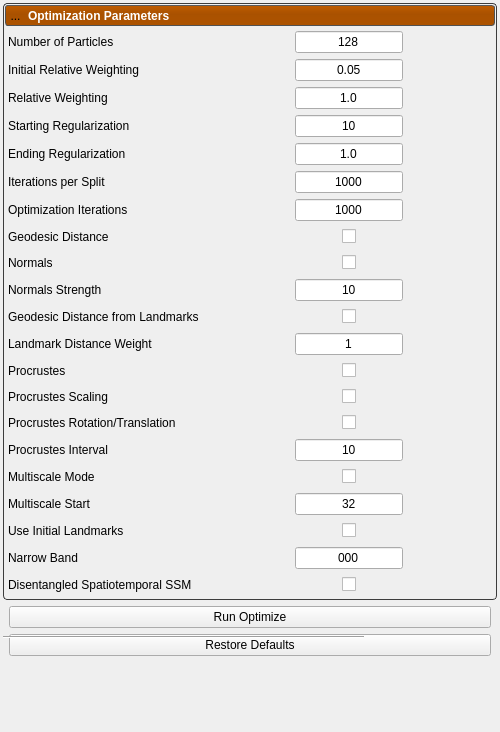
First picture: the form in Studio/Optimize/OptimizeTool.ui, repository SCIInstitute/ShapeWorks, before the edit.
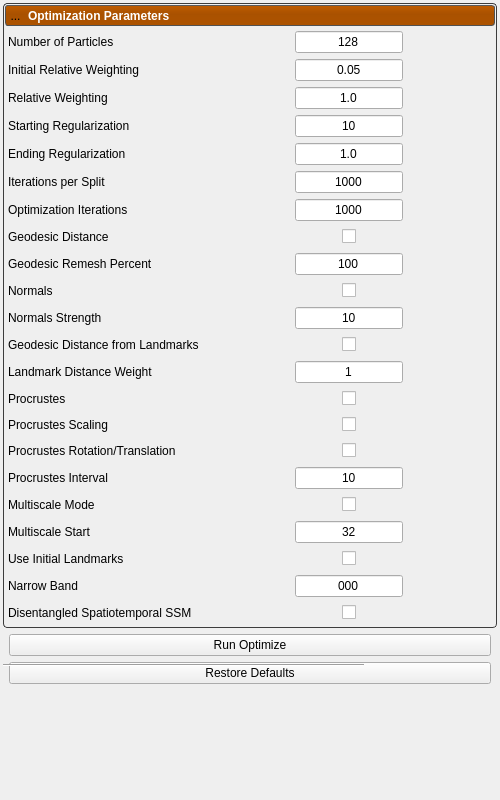
Second picture: the form after the edit. Icons and pictures are not drawn.

Commit message: Add optimizer parameter, controls, etc for geodesic remeshing option

Patch:
```diff
--- a/Studio/Optimize/OptimizeTool.ui
+++ b/Studio/Optimize/OptimizeTool.ui
@@ -7,7 +7,7 @@
     <x>0</x>
     <y>0</y>
     <width>500</width>
-    <height>732</height>
+    <height>800</height>
    </rect>
   </property>
   <property name="windowTitle">
@@ -234,81 +234,6 @@
                <property name="bottomMargin">
                 <number>0</number>
                </property>
-               <item row="2" column="2">
-                <widget class="QLineEdit" name="relative_weighting">
-                 <property name="text">
-                  <string>1.0</string>
-                 </property>
-                 <property name="alignment">
-                  <set>Qt::AlignCenter</set>
-                 </property>
-                </widget>
-               </item>
-               <item row="6" column="0">
-                <widget class="QLabel" name="label_19">
-                 <property name="text">
-                  <string>Optimization Iterations</string>
-                 </property>
-                </widget>
-               </item>
-               <item row="5" column="2">
-                <widget class="QLineEdit" name="iterations_per_split">
-                 <property name="text">
-                  <string>1000</string>
-                 </property>
-                 <property name="alignment">
-                  <set>Qt::AlignCenter</set>
-                 </property>
-                </widget>
-               </item>
-               <item row="10" column="0">
-                <widget class="QLabel" name="label_25">
-                 <property name="text">
-                  <string>Geodesic Distance from Landmarks</string>
-                 </property>
-                </widget>
-               </item>
-               <item row="3" column="0">
-                <widget class="QLabel" name="label_10">
-                 <property name="text">
-                  <string>Starting Regularization</string>
-                 </property>
-                </widget>
-               </item>
-               <item row="1" column="0">
-                <widget class="QLabel" name="label_5">
-                 <property name="text">
-                  <string>Initial Relative Weighting</string>
-                 </property>
-                </widget>
-               </item>
-               <item row="6" column="2">
-                <widget class="QLineEdit" name="optimization_iterations">
-                 <property name="text">
-                  <string>1000</string>
-                 </property>
-                 <property name="alignment">
-                  <set>Qt::AlignCenter</set>
-                 </property>
-                </widget>
-               </item>
-               <item row="1" column="2">
-                <widget class="QLineEdit" name="initial_relative_weighting">
-                 <property name="text">
-                  <string>0.05</string>
-                 </property>
-                 <property name="alignment">
-                  <set>Qt::AlignCenter</set>
-                 </property>
-                </widget>
-               </item>
-               <item row="0" column="0">
-                <widget class="QLabel" name="label_3">
-                 <property name="text">
-                  <string>Number of Particles</string>
-                 </property>
-                </widget>
-               </item>
                <item row="7" column="0">
                 <widget class="QLabel" name="label_23">
                  <property name="text">
@@ -316,228 +241,14 @@
                  </property>
                 </widget>
                </item>
-               <item row="14" column="2">
-                <widget class="QWidget" name="widget_7" native="true">
-                 <layout class="QGridLayout" name="gridLayout_10">
-                  <property name="leftMargin">
-                   <number>0</number>
-                  </property>
-                  <property name="topMargin">
-                   <number>0</number>
-                  </property>
-                  <property name="rightMargin">
-                   <number>0</number>
-                  </property>
-                  <property name="bottomMargin">
-                   <number>0</number>
-                  </property>
-                  <item row="0" column="1">
-                   <widget class="QCheckBox" name="procrustes_rotation_translation">
-                    <property name="text">
-                     <string/>
-                    </property>
-                   </widget>
-                  </item>
-                  <item row="0" column="0">
-                   <spacer name="horizontalSpacer_15">
-                    <property name="orientation">
-                     <enum>Qt::Horizontal</enum>
-                    </property>
-                    <property name="sizeHint" stdset="0">
-                     <size>
-                      <width>40</width>
-                      <height>20</height>
-                     </size>
-                    </property>
-                   </spacer>
-                  </item>
-                  <item row="0" column="2">
-                   <spacer name="horizontalSpacer_16">
-                    <property name="orientation">
-                     <enum>Qt::Horizontal</enum>
-                    </property>
-                    <property name="sizeHint" stdset="0">
-                     <size>
-                      <width>40</width>
-                      <height>20</height>
-                     </size>
-                    </property>
-                   </spacer>
-                  </item>
-                 </layout>
-                </widget>
-               </item>
-               <item row="17" column="2">
-                <widget class="QLineEdit" name="multiscale_particles">
+               <item row="12" column="0">
+                <widget class="QLabel" name="label_26">
                  <property name="text">
-                  <string>32</string>
+                  <string>Landmark Distance Weight</string>
                  </property>
-                 <property name="alignment">
-                  <set>Qt::AlignCenter</set>
-                 </property>
-                </widget>
-               </item>
-               <item row="9" column="0">
-                <widget class="QLabel" name="label_21">
-                 <property name="text">
-                  <string>Normals Strength</string>
-                 </property>
-                </widget>
-               </item>
-               <item row="20" column="2">
-                <widget class="QWidget" name="widget_18" native="true">
-                 <layout class="QGridLayout" name="gridLayout_18">
-                  <property name="leftMargin">
-                   <number>0</number>
-                  </property>
-                  <property name="topMargin">
-                   <number>0</number>
-                  </property>
-                  <property name="rightMargin">
-                   <number>0</number>
-                  </property>
-                  <property name="bottomMargin">
-                   <number>0</number>
-                  </property>
-                  <item row="0" column="1">
-                   <widget class="QCheckBox" name="use_disentangled_ssm">
-                    <property name="text">
-                     <string/>
-                    </property>
-                   </widget>
-                  </item>
-                  <item row="0" column="0">
-                   <spacer name="horizontalSpacer_13">
-                    <property name="orientation">
-                     <enum>Qt::Horizontal</enum>
-                    </property>
-                    <property name="sizeHint" stdset="0">
-                     <size>
-                      <width>40</width>
-                      <height>20</height>
-                     </size>
-                    </property>
-                   </spacer>
-                  </item>
-                  <item row="0" column="2">
-                   <spacer name="horizontalSpacer_14">
-                    <property name="orientation">
-                     <enum>Qt::Horizontal</enum>
-                    </property>
-                    <property name="sizeHint" stdset="0">
-                     <size>
-                      <width>40</width>
-                      <height>20</height>
-                     </size>
-                    </property>
-                   </spacer>
-                  </item>
-                 </layout>
-                </widget>
-               </item>
-               <item row="10" column="2">
-                <widget class="QWidget" name="widget_8" native="true">
-                 <layout class="QGridLayout" name="gridLayout_13">
-                  <property name="leftMargin">
-                   <number>0</number>
-                  </property>
-                  <property name="topMargin">
-                   <number>0</number>
-                  </property>
-                  <property name="rightMargin">
-                   <number>0</number>
-                  </property>
-                  <property name="bottomMargin">
-                   <number>0</number>
-                  </property>
-                  <item row="0" column="1">
-                   <widget class="QCheckBox" name="use_geodesics_from_landmarks">
-                    <property name="text">
-                     <string/>
-                    </property>
-                   </widget>
-                  </item>
-                  <item row="0" column="0">
-                   <spacer name="horizontalSpacer_17">
-                    <property name="orientation">
-                     <enum>Qt::Horizontal</enum>
-                    </property>
-                    <property name="sizeHint" stdset="0">
-                     <size>
-                      <width>40</width>
-                      <height>20</height>
-                     </size>
-                    </property>
-                   </spacer>
-                  </item>
-                  <item row="0" column="2">
-                   <spacer name="horizontalSpacer_18">
-                    <property name="orientation">
-                     <enum>Qt::Horizontal</enum>
-                    </property>
-                    <property name="sizeHint" stdset="0">
-                     <size>
-                      <width>40</width>
-                      <height>20</height>
-                     </size>
-                    </property>
-                   </spacer>
-                  </item>
-                 </layout>
                 </widget>
                </item>
                <item row="13" column="2">
-                <widget class="QWidget" name="widget_3" native="true">
-                 <layout class="QGridLayout" name="gridLayout_4">
-                  <property name="leftMargin">
-                   <number>0</number>
-                  </property>
-                  <property name="topMargin">
-                   <number>0</number>
-                  </property>
-                  <property name="rightMargin">
-                   <number>0</number>
-                  </property>
-                  <property name="bottomMargin">
-                   <number>0</number>
-                  </property>
-                  <item row="0" column="1">
-                   <widget class="QCheckBox" name="procrustes_scaling">
-                    <property name="text">
-                     <string/>
-                    </property>
-                   </widget>
-                  </item>
-                  <item row="0" column="0">
-                   <spacer name="horizontalSpacer_5">
-                    <property name="orientation">
-                     <enum>Qt::Horizontal</enum>
-                    </property>
-                    <property name="sizeHint" stdset="0">
-                     <size>
-                      <width>40</width>
-                      <height>20</height>
-                     </size>
-                    </property>
-                   </spacer>
-                  </item>
-                  <item row="0" column="2">
-                   <spacer name="horizontalSpacer_6">
-                    <property name="orientation">
-                     <enum>Qt::Horizontal</enum>
-                    </property>
-                    <property name="sizeHint" stdset="0">
-                     <size>
-                      <width>40</width>
-                      <height>20</height>
-                     </size>
-                    </property>
-                   </spacer>
-                  </item>
-                 </layout>
-                </widget>
-               </item>
-               <item row="12" column="2">
                 <widget class="QWidget" name="widget_2" native="true">
                  <layout class="QGridLayout" name="gridLayout_3">
                   <property name="leftMargin">
@@ -588,69 +299,14 @@
                  </layout>
                 </widget>
                </item>
-               <item row="5" column="0">
-                <widget class="QLabel" name="label_8">
-                 <property name="text">
-                  <string>Iterations per Split</string>
-                 </property>
-                </widget>
-               </item>
-               <item row="4" column="0">
-                <widget class="QLabel" name="label_9">
-                 <property name="text">
-                  <string>Ending Regularization</string>
-                 </property>
-                </widget>
-               </item>
-               <item row="14" column="0">
-                <widget class="QLabel" name="label_16">
-                 <property name="text">
-                  <string>Procrustes Rotation/Translation</string>
-                 </property>
-                </widget>
-               </item>
-               <item row="20" column="0">
+               <item row="21" column="0">
                 <widget class="QLabel" name="label_18">
                  <property name="text">
                   <string>Disentangled Spatiotemporal SSM</string>
                  </property>
                 </widget>
                </item>
-               <item row="13" column="0">
-                <widget class="QLabel" name="label_12">
-                 <property name="text">
-                  <string>Procrustes Scaling</string>
-                 </property>
-                </widget>
-               </item>
-               <item row="16" column="0">
-                <widget class="QLabel" name="label_13">
-                 <property name="text">
-                  <string>Multiscale Mode</string>
-                 </property>
-                </widget>
-               </item>
-               <item row="1" column="1">
-                <spacer name="horizontalSpacer_10">
-                 <property name="orientation">
-                  <enum>Qt::Horizontal</enum>
-                 </property>
-                 <property name="sizeHint" stdset="0">
-                  <size>
-                   <width>40</width>
-                   <height>20</height>
-                  </size>
-                 </property>
-                </spacer>
-               </item>
-               <item row="8" column="0">
-                <widget class="QLabel" name="label_20">
-                 <property name="text">
-                  <string>Normals</string>
-                 </property>
-                </widget>
-               </item>
-               <item row="15" column="2">
+               <item row="16" column="2">
                 <widget class="QLineEdit" name="procrustes_interval">
                  <property name="text">
                   <string>10</string>
@@ -660,31 +316,7 @@
                  </property>
                 </widget>
                </item>
-               <item row="18" column="0">
-                <widget class="QLabel" name="label_15">
-                 <property name="text">
-                  <string>Use Initial Landmarks</string>
-                 </property>
-                </widget>
-               </item>
-               <item row="3" column="2">
-                <widget class="QLineEdit" name="starting_regularization">
-                 <property name="text">
-                  <string>10</string>
-                 </property>
-                 <property name="alignment">
-                  <set>Qt::AlignCenter</set>
-                 </property>
-                </widget>
-               </item>
-               <item row="15" column="0">
-                <widget class="QLabel" name="label_11">
-                 <property name="text">
-                  <string>Procrustes Interval</string>
-                 </property>
-                </widget>
-               </item>
-               <item row="8" column="2">
+               <item row="9" column="2">
                 <widget class="QWidget" name="widget" native="true">
                  <layout class="QGridLayout" name="gridLayout_2">
                   <property name="leftMargin">
@@ -735,41 +367,14 @@
                  </layout>
                 </widget>
                </item>
-               <item row="4" column="2">
-                <widget class="QLineEdit" name="ending_regularization">
+               <item row="9" column="0">
+                <widget class="QLabel" name="label_20">
                  <property name="text">
-                  <string>1.0</string>
+                  <string>Normals</string>
                  </property>
-                 <property name="alignment">
-                  <set>Qt::AlignCenter</set>
-                 </property>
                 </widget>
                </item>
-               <item row="19" column="2">
-                <widget class="QLineEdit" name="narrow_band">
-                 <property name="text">
-                  <string>000</string>
-                 </property>
-                 <property name="alignment">
-                  <set>Qt::AlignCenter</set>
-                 </property>
-                </widget>
-               </item>
-               <item row="12" column="0">
-                <widget class="QLabel" name="label_22">
-                 <property name="text">
-                  <string>Procrustes</string>
-                 </property>
-                </widget>
-               </item>
-               <item row="19" column="0">
-                <widget class="QLabel" name="label_24">
-                 <property name="text">
-                  <string>Narrow Band</string>
-                 </property>
-                </widget>
-               </item>
-               <item row="16" column="2">
+               <item row="17" column="2">
                 <widget class="QWidget" name="widget_4" native="true">
                  <layout class="QGridLayout" name="gridLayout_5">
                   <property name="leftMargin">
@@ -820,87 +425,57 @@
                  </layout>
                 </widget>
                </item>
-               <item row="7" column="2">
-                <widget class="QWidget" name="widget_5" native="true">
-                 <layout class="QGridLayout" name="gridLayout_8">
-                  <property name="leftMargin">
-                   <number>0</number>
-                  </property>
-                  <property name="topMargin">
-                   <number>0</number>
-                  </property>
-                  <property name="rightMargin">
-                   <number>0</number>
-                  </property>
-                  <property name="bottomMargin">
-                   <number>0</number>
-                  </property>
-                  <item row="0" column="1">
-                   <widget class="QCheckBox" name="use_geodesic_distance">
-                    <property name="text">
-                     <string/>
-                    </property>
-                   </widget>
-                  </item>
-                  <item row="0" column="0">
-                   <spacer name="horizontalSpacer_11">
-                    <property name="orientation">
-                     <enum>Qt::Horizontal</enum>
-                    </property>
-                    <property name="sizeHint" stdset="0">
-                     <size>
-                      <width>40</width>
-                      <height>20</height>
-                     </size>
-                    </property>
-                   </spacer>
-                  </item>
-                  <item row="0" column="2">
-                   <spacer name="horizontalSpacer_12">
-                    <property name="orientation">
-                     <enum>Qt::Horizontal</enum>
-                    </property>
-                    <property name="sizeHint" stdset="0">
-                     <size>
-                      <width>40</width>
-                      <height>20</height>
-                     </size>
-                    </property>
-                   </spacer>
-                  </item>
-                 </layout>
-                </widget>
-               </item>
-               <item row="17" column="0">
+               <item row="18" column="0">
                 <widget class="QLabel" name="label_14">
                  <property name="text">
                   <string>Multiscale Start</string>
                  </property>
                 </widget>
                </item>
-               <item row="1" column="3">
-                <spacer name="horizontalSpacer_9">
-                 <property name="orientation">
-                  <enum>Qt::Horizontal</enum>
+               <item row="12" column="2">
+                <widget class="QLineEdit" name="geodesics_to_landmarks_weight">
+                 <property name="text">
+                  <string>1</string>
                  </property>
-                 <property name="sizeHint" stdset="0">
-                  <size>
-                   <width>40</width>
-                   <height>20</height>
-                  </size>
+                 <property name="alignment">
+                  <set>Qt::AlignCenter</set>
                  </property>
-                </spacer>
+                </widget>
                </item>
-               <item row="9" column="2">
-                <widget class="QLineEdit" name="normals_strength">
+               <item row="2" column="2">
+                <widget class="QLineEdit" name="relative_weighting">
                  <property name="text">
-                  <string>10</string>
+                  <string>1.0</string>
                  </property>
                  <property name="alignment">
                   <set>Qt::AlignCenter</set>
                  </property>
                 </widget>
                </item>
+               <item row="1" column="2">
+                <widget class="QLineEdit" name="initial_relative_weighting">
+                 <property name="text">
+                  <string>0.05</string>
+                 </property>
+                 <property name="alignment">
+                  <set>Qt::AlignCenter</set>
+                 </property>
+                </widget>
+               </item>
+               <item row="5" column="0">
+                <widget class="QLabel" name="label_8">
+                 <property name="text">
+                  <string>Iterations per Split</string>
+                 </property>
+                </widget>
+               </item>
+               <item row="16" column="0">
+                <widget class="QLabel" name="label_11">
+                 <property name="text">
+                  <string>Procrustes Interval</string>
+                 </property>
+                </widget>
+               </item>
                <item row="2" column="0">
                 <widget class="QLabel" name="label_4">
                  <property name="text">
@@ -909,6 +484,74 @@
                 </widget>
                </item>
                <item row="18" column="2">
+                <widget class="QLineEdit" name="multiscale_particles">
+                 <property name="text">
+                  <string>32</string>
+                 </property>
+                 <property name="alignment">
+                  <set>Qt::AlignCenter</set>
+                 </property>
+                </widget>
+               </item>
+               <item row="20" column="0">
+                <widget class="QLabel" name="label_24">
+                 <property name="text">
+                  <string>Narrow Band</string>
+                 </property>
+                </widget>
+               </item>
+               <item row="15" column="2">
+                <widget class="QWidget" name="widget_7" native="true">
+                 <layout class="QGridLayout" name="gridLayout_10">
+                  <property name="leftMargin">
+                   <number>0</number>
+                  </property>
+                  <property name="topMargin">
+                   <number>0</number>
+                  </property>
+                  <property name="rightMargin">
+                   <number>0</number>
+                  </property>
+                  <property name="bottomMargin">
+                   <number>0</number>
+                  </property>
+                  <item row="0" column="1">
+                   <widget class="QCheckBox" name="procrustes_rotation_translation">
+                    <property name="text">
+                     <string/>
+                    </property>
+                   </widget>
+                  </item>
+                  <item row="0" column="0">
+                   <spacer name="horizontalSpacer_15">
+                    <property name="orientation">
+                     <enum>Qt::Horizontal</enum>
+                    </property>
+                    <property name="sizeHint" stdset="0">
+                     <size>
+                      <width>40</width>
+                      <height>20</height>
+                     </size>
+                    </property>
+                   </spacer>
+                  </item>
+                  <item row="0" column="2">
+                   <spacer name="horizontalSpacer_16">
+                    <property name="orientation">
+                     <enum>Qt::Horizontal</enum>
+                    </property>
+                    <property name="sizeHint" stdset="0">
+                     <size>
+                      <width>40</width>
+                      <height>20</height>
+                     </size>
+                    </property>
+                   </spacer>
+                  </item>
+                 </layout>
+                </widget>
+               </item>
+               <item row="19" column="2">
                 <widget class="QWidget" name="widget_6" native="true">
                  <layout class="QGridLayout" name="gridLayout_9">
                   <property name="leftMargin">
@@ -959,6 +602,37 @@
                  </layout>
                 </widget>
                </item>
+               <item row="14" column="0">
+                <widget class="QLabel" name="label_12">
+                 <property name="text">
+                  <string>Procrustes Scaling</string>
+                 </property>
+                </widget>
+               </item>
+               <item row="4" column="0">
+                <widget class="QLabel" name="label_9">
+                 <property name="text">
+                  <string>Ending Regularization</string>
+                 </property>
+                </widget>
+               </item>
+               <item row="4" column="2">
+                <widget class="QLineEdit" name="ending_regularization">
+                 <property name="text">
+                  <string>1.0</string>
+                 </property>
+                 <property name="alignment">
+                  <set>Qt::AlignCenter</set>
+                 </property>
+                </widget>
+               </item>
+               <item row="11" column="0">
+                <widget class="QLabel" name="label_25">
+                 <property name="text">
+                  <string>Geodesic Distance from Landmarks</string>
+                 </property>
+                </widget>
+               </item>
                <item row="0" column="2">
                 <widget class="QStackedWidget" name="particle_stack">
                  <property name="currentIndex">
@@ -1011,17 +685,360 @@
                  </widget>
                 </widget>
                </item>
-               <item row="11" column="0">
-                <widget class="QLabel" name="label_26">
+               <item row="10" column="2">
+                <widget class="QLineEdit" name="normals_strength">
                  <property name="text">
-                  <string>Landmark Distance Weight</string>
+                  <string>10</string>
+                 </property>
+                 <property name="alignment">
+                  <set>Qt::AlignCenter</set>
+                 </property>
+                </widget>
+               </item>
+               <item row="3" column="0">
+                <widget class="QLabel" name="label_10">
+                 <property name="text">
+                  <string>Starting Regularization</string>
+                 </property>
+                </widget>
+               </item>
+               <item row="7" column="2">
+                <widget class="QWidget" name="widget_5" native="true">
+                 <layout class="QGridLayout" name="gridLayout_8">
+                  <property name="leftMargin">
+                   <number>0</number>
+                  </property>
+                  <property name="topMargin">
+                   <number>0</number>
+                  </property>
+                  <property name="rightMargin">
+                   <number>0</number>
+                  </property>
+                  <property name="bottomMargin">
+                   <number>0</number>
+                  </property>
+                  <item row="0" column="1">
+                   <widget class="QCheckBox" name="use_geodesic_distance">
+                    <property name="text">
+                     <string/>
+                    </property>
+                   </widget>
+                  </item>
+                  <item row="0" column="0">
+                   <spacer name="horizontalSpacer_11">
+                    <property name="orientation">
+                     <enum>Qt::Horizontal</enum>
+                    </property>
+                    <property name="sizeHint" stdset="0">
+                     <size>
+                      <width>40</width>
+                      <height>20</height>
+                     </size>
+                    </property>
+                   </spacer>
+                  </item>
+                  <item row="0" column="2">
+                   <spacer name="horizontalSpacer_12">
+                    <property name="orientation">
+                     <enum>Qt::Horizontal</enum>
+                    </property>
+                    <property name="sizeHint" stdset="0">
+                     <size>
+                      <width>40</width>
+                      <height>20</height>
+                     </size>
+                    </property>
+                   </spacer>
+                  </item>
+                 </layout>
+                </widget>
+               </item>
+               <item row="0" column="0">
+                <widget class="QLabel" name="label_3">
+                 <property name="text">
+                  <string>Number of Particles</string>
+                 </property>
+                </widget>
+               </item>
+               <item row="17" column="0">
+                <widget class="QLabel" name="label_13">
+                 <property name="text">
+                  <string>Multiscale Mode</string>
+                 </property>
+                </widget>
+               </item>
+               <item row="21" column="2">
+                <widget class="QWidget" name="widget_18" native="true">
+                 <layout class="QGridLayout" name="gridLayout_18">
+                  <property name="leftMargin">
+                   <number>0</number>
+                  </property>
+                  <property name="topMargin">
+                   <number>0</number>
+                  </property>
+                  <property name="rightMargin">
+                   <number>0</number>
+                  </property>
+                  <property name="bottomMargin">
+                   <number>0</number>
+                  </property>
+                  <item row="0" column="1">
+                   <widget class="QCheckBox" name="use_disentangled_ssm">
+                    <property name="text">
+                     <string/>
+                    </property>
+                   </widget>
+                  </item>
+                  <item row="0" column="0">
+                   <spacer name="horizontalSpacer_13">
+                    <property name="orientation">
+                     <enum>Qt::Horizontal</enum>
+                    </property>
+                    <property name="sizeHint" stdset="0">
+                     <size>
+                      <width>40</width>
+                      <height>20</height>
+                     </size>
+                    </property>
+                   </spacer>
+                  </item>
+                  <item row="0" column="2">
+                   <spacer name="horizontalSpacer_14">
+                    <property name="orientation">
+                     <enum>Qt::Horizontal</enum>
+                    </property>
+                    <property name="sizeHint" stdset="0">
+                     <size>
+                      <width>40</width>
+                      <height>20</height>
+                     </size>
+                    </property>
+                   </spacer>
+                  </item>
+                 </layout>
+                </widget>
+               </item>
+               <item row="5" column="2">
+                <widget class="QLineEdit" name="iterations_per_split">
+                 <property name="text">
+                  <string>1000</string>
+                 </property>
+                 <property name="alignment">
+                  <set>Qt::AlignCenter</set>
+                 </property>
+                </widget>
+               </item>
+               <item row="14" column="2">
+                <widget class="QWidget" name="widget_3" native="true">
+                 <layout class="QGridLayout" name="gridLayout_4">
+                  <property name="leftMargin">
+                   <number>0</number>
+                  </property>
+                  <property name="topMargin">
+                   <number>0</number>
+                  </property>
+                  <property name="rightMargin">
+                   <number>0</number>
+                  </property>
+                  <property name="bottomMargin">
+                   <number>0</number>
+                  </property>
+                  <item row="0" column="1">
+                   <widget class="QCheckBox" name="procrustes_scaling">
+                    <property name="text">
+                     <string/>
+                    </property>
+                   </widget>
+                  </item>
+                  <item row="0" column="0">
+                   <spacer name="horizontalSpacer_5">
+                    <property name="orientation">
+                     <enum>Qt::Horizontal</enum>
+                    </property>
+                    <property name="sizeHint" stdset="0">
+                     <size>
+                      <width>40</width>
+                      <height>20</height>
+                     </size>
+                    </property>
+                   </spacer>
+                  </item>
+                  <item row="0" column="2">
+                   <spacer name="horizontalSpacer_6">
+                    <property name="orientation">
+                     <enum>Qt::Horizontal</enum>
+                    </property>
+                    <property name="sizeHint" stdset="0">
+                     <size>
+                      <width>40</width>
+                      <height>20</height>
+                     </size>
+                    </property>
+                   </spacer>
+                  </item>
+                 </layout>
+                </widget>
+               </item>
+               <item row="3" column="2">
+                <widget class="QLineEdit" name="starting_regularization">
+                 <property name="text">
+                  <string>10</string>
+                 </property>
+                 <property name="alignment">
+                  <set>Qt::AlignCenter</set>
                  </property>
                 </widget>
                </item>
                <item row="11" column="2">
-                <widget class="QLineEdit" name="geodesics_to_landmarks_weight">
+                <widget class="QWidget" name="widget_8" native="true">
+                 <layout class="QGridLayout" name="gridLayout_13">
+                  <property name="leftMargin">
+                   <number>0</number>
+                  </property>
+                  <property name="topMargin">
+                   <number>0</number>
+                  </property>
+                  <property name="rightMargin">
+                   <number>0</number>
+                  </property>
+                  <property name="bottomMargin">
+                   <number>0</number>
+                  </property>
+                  <item row="0" column="1">
+                   <widget class="QCheckBox" name="use_geodesics_from_landmarks">
+                    <property name="text">
+                     <string/>
+                    </property>
+                   </widget>
+                  </item>
+                  <item row="0" column="0">
+                   <spacer name="horizontalSpacer_17">
+                    <property name="orientation">
+                     <enum>Qt::Horizontal</enum>
+                    </property>
+                    <property name="sizeHint" stdset="0">
+                     <size>
+                      <width>40</width>
+                      <height>20</height>
+                     </size>
+                    </property>
+                   </spacer>
+                  </item>
+                  <item row="0" column="2">
+                   <spacer name="horizontalSpacer_18">
+                    <property name="orientation">
+                     <enum>Qt::Horizontal</enum>
+                    </property>
+                    <property name="sizeHint" stdset="0">
+                     <size>
+                      <width>40</width>
+                      <height>20</height>
+                     </size>
+                    </property>
+                   </spacer>
+                  </item>
+                 </layout>
+                </widget>
+               </item>
+               <item row="19" column="0">
+                <widget class="QLabel" name="label_15">
                  <property name="text">
-                  <string>1</string>
+                  <string>Use Initial Landmarks</string>
+                 </property>
+                </widget>
+               </item>
+               <item row="6" column="0">
+                <widget class="QLabel" name="label_19">
+                 <property name="text">
+                  <string>Optimization Iterations</string>
+                 </property>
+                </widget>
+               </item>
+               <item row="1" column="3">
+                <spacer name="horizontalSpacer_9">
+                 <property name="orientation">
+                  <enum>Qt::Horizontal</enum>
+                 </property>
+                 <property name="sizeHint" stdset="0">
+                  <size>
+                   <width>40</width>
+                   <height>20</height>
+                  </size>
+                 </property>
+                </spacer>
+               </item>
+               <item row="10" column="0">
+                <widget class="QLabel" name="label_21">
+                 <property name="text">
+                  <string>Normals Strength</string>
+                 </property>
+                </widget>
+               </item>
+               <item row="13" column="0">
+                <widget class="QLabel" name="label_22">
+                 <property name="text">
+                  <string>Procrustes</string>
+                 </property>
+                </widget>
+               </item>
+               <item row="1" column="1">
+                <spacer name="horizontalSpacer_10">
+                 <property name="orientation">
+                  <enum>Qt::Horizontal</enum>
+                 </property>
+                 <property name="sizeHint" stdset="0">
+                  <size>
+                   <width>40</width>
+                   <height>20</height>
+                  </size>
+                 </property>
+                </spacer>
+               </item>
+               <item row="20" column="2">
+                <widget class="QLineEdit" name="narrow_band">
+                 <property name="text">
+                  <string>000</string>
+                 </property>
+                 <property name="alignment">
+                  <set>Qt::AlignCenter</set>
+                 </property>
+                </widget>
+               </item>
+               <item row="15" column="0">
+                <widget class="QLabel" name="label_16">
+                 <property name="text">
+                  <string>Procrustes Rotation/Translation</string>
+                 </property>
+                </widget>
+               </item>
+               <item row="1" column="0">
+                <widget class="QLabel" name="label_5">
+                 <property name="text">
+                  <string>Initial Relative Weighting</string>
+                 </property>
+                </widget>
+               </item>
+               <item row="6" column="2">
+                <widget class="QLineEdit" name="optimization_iterations">
+                 <property name="text">
+                  <string>1000</string>
+                 </property>
+                 <property name="alignment">
+                  <set>Qt::AlignCenter</set>
+                 </property>
+                </widget>
+               </item>
+               <item row="8" column="0">
+                <widget class="QLabel" name="label_27">
+                 <property name="text">
+                  <string>Geodesic Remesh Percent</string>
+                 </property>
+                </widget>
+               </item>
+               <item row="8" column="2">
+                <widget class="QLineEdit" name="geodesic_remesh_percent">
+                 <property name="text">
+                  <string>100</string>
                  </property>
                  <property name="alignment">
                   <set>Qt::AlignCenter</set>
```
The commit also changes 10 other files.
